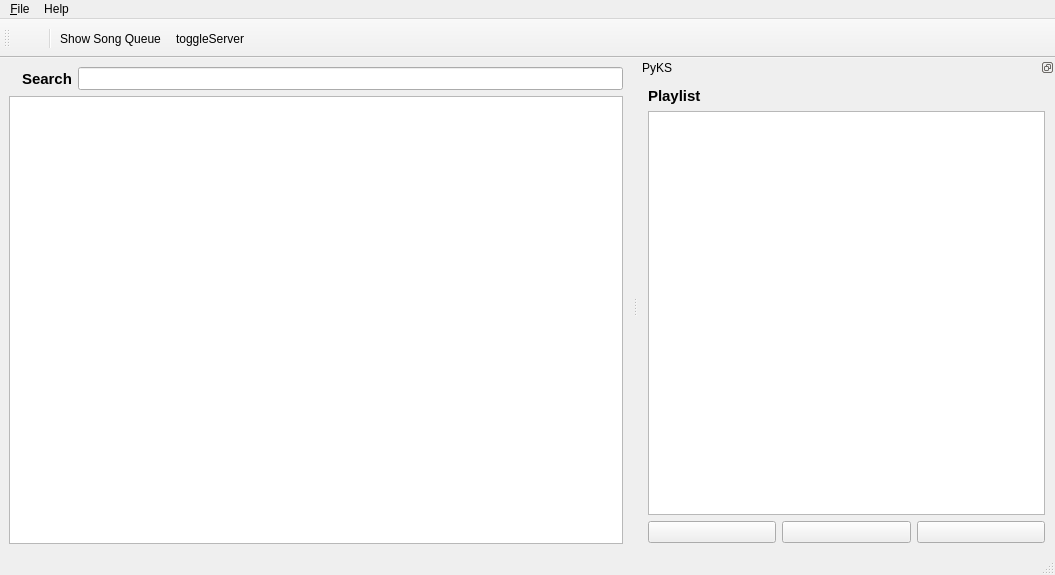
The window that main_window.ui (tschen/PyKS) describes before a commit, drawn with Qt 5.
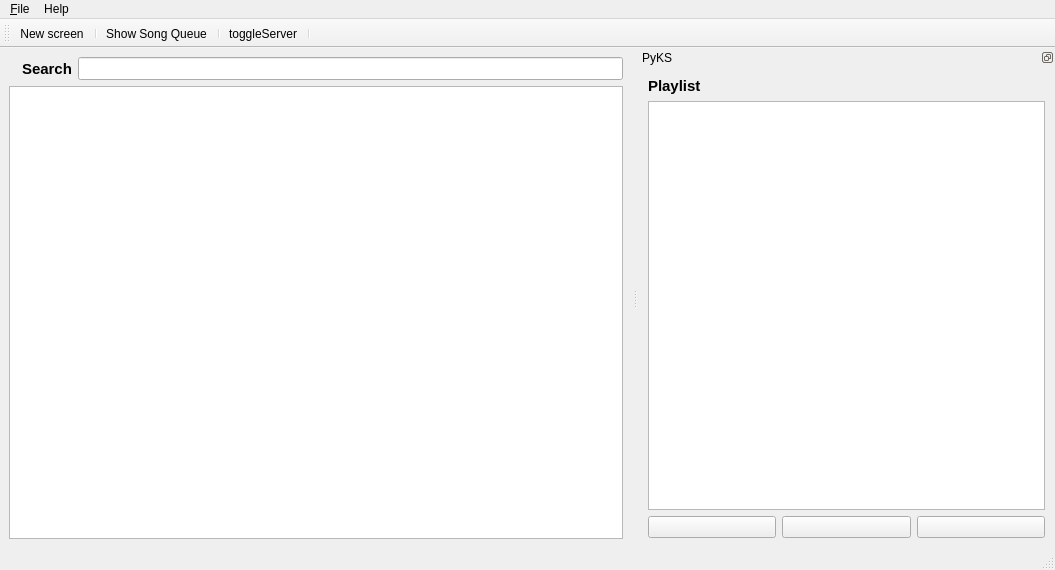
The same window after the commit. Icons and pictures are not drawn. Custom widgets are drawn as their Qt base class.

```diff
--- a/main_window.ui
+++ b/main_window.ui
@@ -348,7 +348,9 @@
    <addaction name="actionNewScreen"/>
    <addaction name="separator"/>
    <addaction name="actionShowQueueWindow"/>
+   <addaction name="separator"/>
    <addaction name="actionToggleServer"/>
+   <addaction name="separator"/>
   </widget>
   <action name="actionMenuQuit">
    <property name="text">
@@ -361,7 +363,7 @@
      <normaloff>images/new_screen.png</normaloff>images/new_screen.png</iconset>
    </property>
    <property name="text">
-    <string/>
+    <string>New screen</string>
    </property>
    <property name="toolTip">
     <string>New screen</string>
```
Left out of the diff: 36 changed lines with no effect on the pictures.
